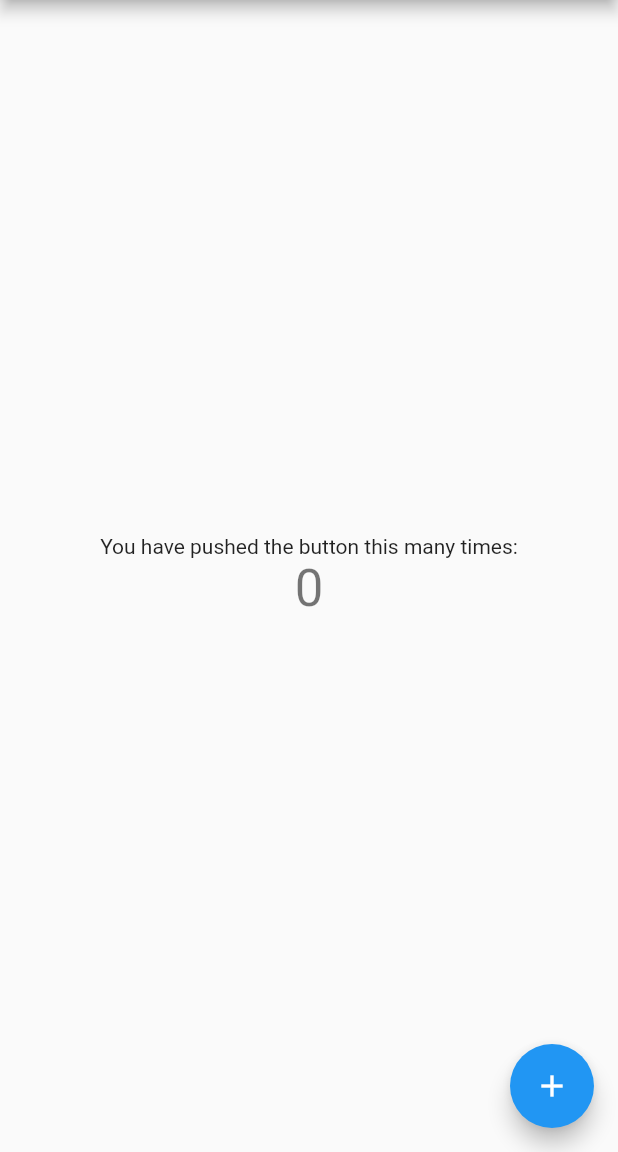
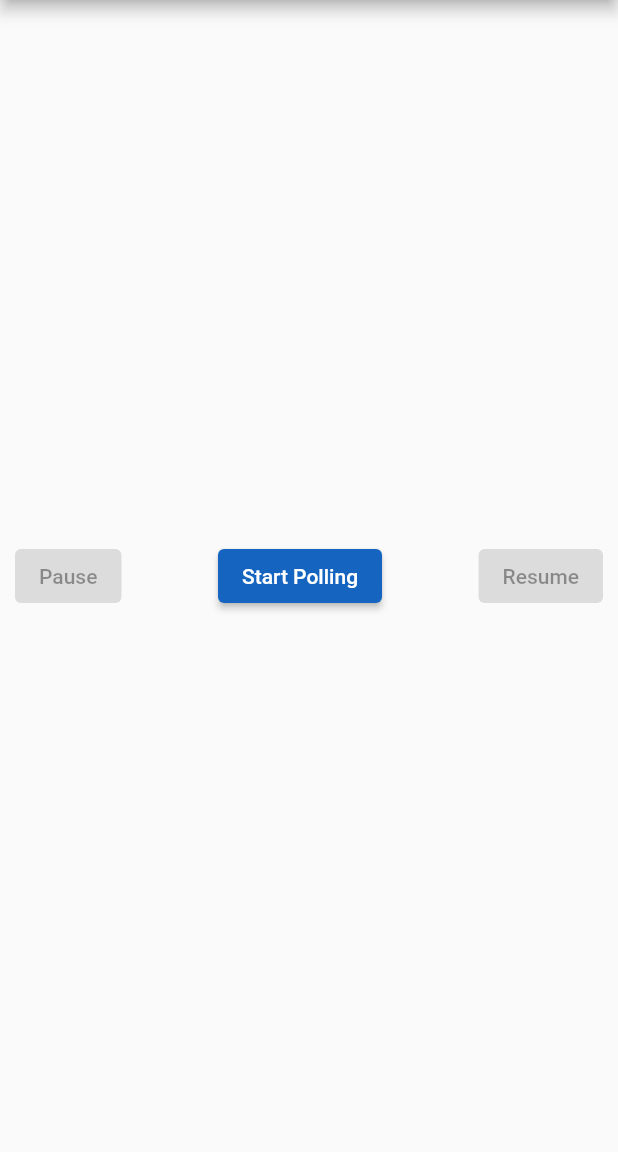
Before and after one commit to Sand038/isolate-polling-flutter, a Flutter app: the screen it shows after launch, on a phone screen of 412 x 824 dp, the part 84-1236 px from its top. Run offline on Flutter 3.47's test engine with Material 2 defaults, Android fonts, the phone set to English and light mode, and no system bars; missing offline and left inert: easy_isolate, pausable_timer.

Commit message:
added polling related funtionalities in a different isolate

```diff
--- a/lib/main.dart
+++ b/lib/main.dart
@@ -1,8 +1,16 @@
+import 'dart:async';
+import 'dart:isolate';
+
+import 'package:easy_isolate/easy_isolate.dart';
 import 'package:flutter/material.dart';
+import 'package:pausable_timer/pausable_timer.dart';
 
 void main() {
   runApp(const MyApp());
 }
+
+late PausableTimer _timer;
+int _counter = 0;
 
 class MyApp extends StatelessWidget {
   const MyApp({Key? key}) : super(key: key);
@@ -47,18 +55,65 @@ class MyHomePage extends StatefulWidget {
   State<MyHomePage> createState() => _MyHomePageState();
 }
 
+void mainHandler(dynamic data, SendPort isolateSendPort) {}
+
+void isolateHandler(
+    dynamic data, SendPort mainSendPort, SendErrorFunction onSendError) {
+  if (data == 'init') {
+    _updateCount() {
+      _counter++;
+      print('Current counter value: $_counter');
+    }
+
+    void init() {
+      _timer = PausableTimer(const Duration(seconds: 1), () {
+        _timer
+          ..reset()
+          ..start();
+        _updateCount();
+      });
+      _timer.start();
+    }
+
+    init();
+  } else if (data == 'pause') {
+    _timer.pause();
+  } else if (data == 'resume') {
+    _timer.start();
+  }
+}
+
 class _MyHomePageState extends State<MyHomePage> {
-  int _counter = 0;
+  bool flag = false;
+  late Worker worker;
 
-  void _incrementCounter() {
+  _MyHomePageState();
+
+  _startInitialPolling() async {
+    print('Initial Polling Starting!!!');
     setState(() {
-      // This call to setState tells the Flutter framework that something has
-      // changed in this State, which causes it to rerun the build method below
-      // so that the display can reflect the updated values. If we changed
-      // _counter without calling setState(), then the build method would not be
-      // called again, and so nothing would appear to happen.
-      _counter++;
+      flag = true;
     });
+    worker = Worker();
+    await worker.init(mainHandler, isolateHandler, initialMessage: 'init');
+  }
+
+  Future<void> _resumeAction() async {
+    _startPolling();
+  }
+
+  Future<void> _pauseAction() async {
+    _stopPolling();
+  }
+
+  void _startPolling() {
+    worker.sendMessage('resume');
+    print('Polling Resumed!!!');
+  }
+
+  void _stopPolling() {
+    worker.sendMessage('pause');
+    print('Polling Paused!!!');
   }
 
   @override
@@ -79,37 +134,35 @@ class _MyHomePageState extends State<MyHomePage> {
         // Center is a layout widget. It takes a single child and positions it
         // in the middle of the parent.
         child: Column(
-          // Column is also a layout widget. It takes a list of children and
-          // arranges them vertically. By default, it sizes itself to fit its
-          // children horizontally, and tries to be as tall as its parent.
-          //
-          // Invoke "debug painting" (press "p" in the console, choose the
-          // "Toggle Debug Paint" action from the Flutter Inspector in Android
-          // Studio, or the "Toggle Debug Paint" command in Visual Studio Code)
-          // to see the wireframe for each widget.
-          //
-          // Column has various properties to control how it sizes itself and
-          // how it positions its children. Here we use mainAxisAlignment to
-          // center the children vertically; the main axis here is the vertical
-          // axis because Columns are vertical (the cross axis would be
-          // horizontal).
           mainAxisAlignment: MainAxisAlignment.center,
-          children: <Widget>[
-            const Text(
-              'You have pushed the button this many times:',
-            ),
-            Text(
-              '$_counter',
-              style: Theme.of(context).textTheme.headline4,
+          children: [
+            Padding(
+              padding: const EdgeInsets.symmetric(horizontal: 10, vertical: 12),
+              child: Row(
+                children: [
+                  ElevatedButton(
+                    onPressed: flag ? _pauseAction : null,
+                    style: ElevatedButton.styleFrom(primary: Colors.blue[800]),
+                    child: const Text("Pause"),
+                  ),
+                  const Spacer(),
+                  ElevatedButton(
+                    onPressed: flag ? null : _startInitialPolling,
+                    style: ElevatedButton.styleFrom(primary: Colors.blue[800]),
+                    child: const Text("Start Polling"),
+                  ),
+                  const Spacer(),
+                  ElevatedButton(
+                    onPressed: flag ? _resumeAction : null,
+                    style: ElevatedButton.styleFrom(primary: Colors.blue[800]),
+                    child: const Text("Resume"),
+                  ),
+                ],
+              ),
             ),
           ],
         ),
       ),
-      floatingActionButton: FloatingActionButton(
-        onPressed: _incrementCounter,
-        tooltip: 'Increment',
-        child: const Icon(Icons.add),
-      ), // This trailing comma makes auto-formatting nicer for build methods.
     );
   }
 }
--- a/pubspec.yaml
+++ b/pubspec.yaml
@@ -34,6 +34,8 @@ dependencies:
   # The following adds the Cupertino Icons font to your application.
   # Use with the CupertinoIcons class for iOS style icons.
   cupertino_icons: ^1.0.2
+  easy_isolate: ^1.3.0
+  pausable_timer: ^1.0.0+6
 
 dev_dependencies:
   flutter_test:
```
Also changed, not shown: pubspec.lock.
